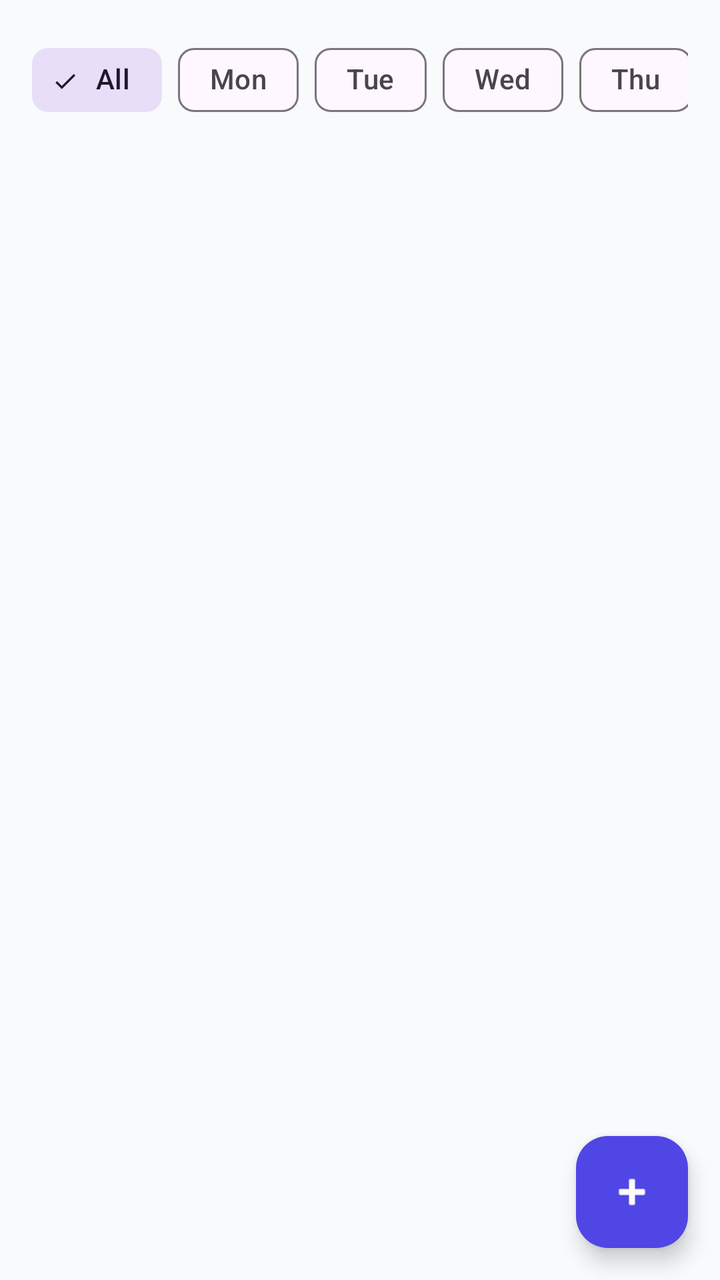
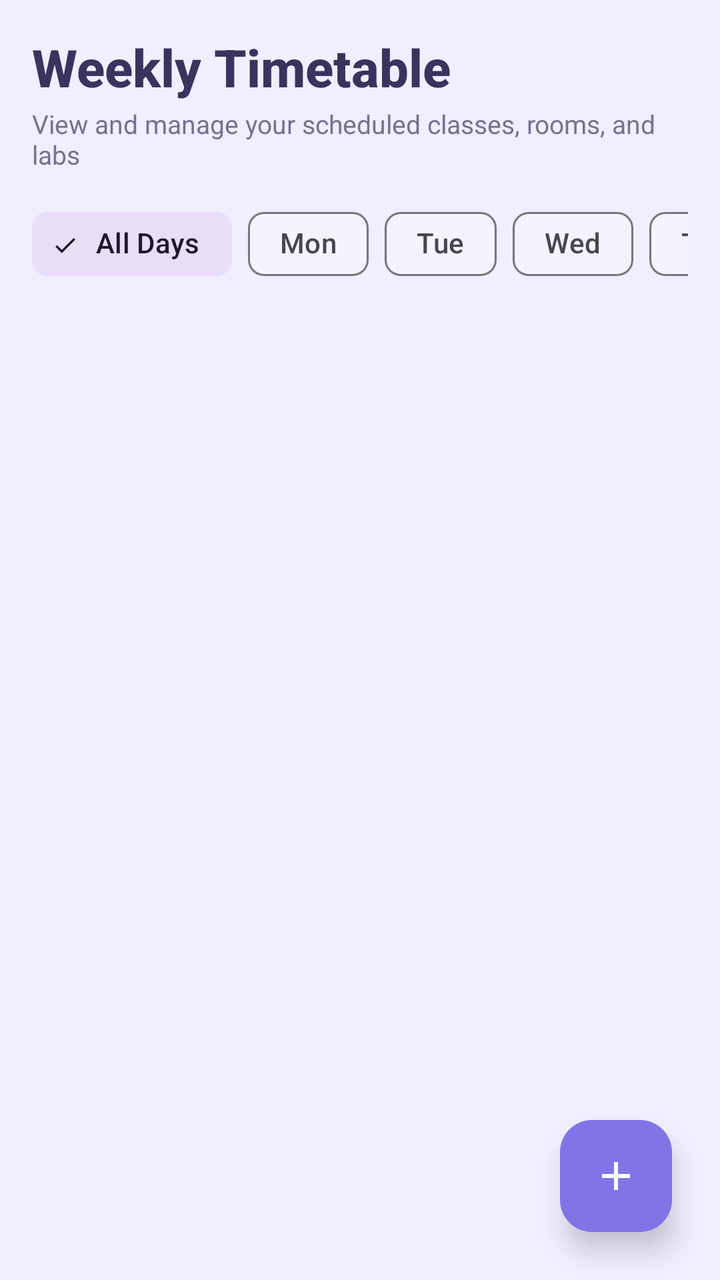

The first picture is an Android layout as it rendered before a commit; the second is the same layout after the commit. The layout source and the unified diff follow.
<!-- AndroidManifest.xml: application theme Theme.AcademiaLife -->
<!-- res/layout/fragment_timetable.xml -->
<?xml version="1.0" encoding="utf-8"?>
<androidx.coordinatorlayout.widget.CoordinatorLayout xmlns:android="http://schemas.android.com/apk/res/android"
    xmlns:app="http://schemas.android.com/apk/res-auto"
    android:layout_width="match_parent"
    android:layout_height="match_parent"
    android:background="@color/slate_50">

    <LinearLayout
        android:layout_width="match_parent"
        android:layout_height="match_parent"
        android:orientation="vertical"
        android:padding="16dp">

        <HorizontalScrollView
            android:layout_width="match_parent"
            android:layout_height="wrap_content"
            android:scrollbars="none">

            <com.google.android.material.chip.ChipGroup
                android:id="@+id/chipGroupDays"
                android:layout_width="wrap_content"
                android:layout_height="wrap_content"
                app:singleSelection="true">

                <com.google.android.material.chip.Chip
                    android:id="@+id/chipAll"
                    style="@style/Widget.Material3.Chip.Filter"
                    android:layout_width="wrap_content"
                    android:layout_height="wrap_content"
                    android:checked="true"
                    android:text="All" />

                <com.google.android.material.chip.Chip
                    android:id="@+id/chipMonday"
                    style="@style/Widget.Material3.Chip.Filter"
                    android:layout_width="wrap_content"
                    android:layout_height="wrap_content"
                    android:text="Mon" />

                <com.google.android.material.chip.Chip
                    android:id="@+id/chipTuesday"
                    style="@style/Widget.Material3.Chip.Filter"
                    android:layout_width="wrap_content"
                    android:layout_height="wrap_content"
                    android:text="Tue" />

                <com.google.android.material.chip.Chip
                    android:id="@+id/chipWednesday"
                    style="@style/Widget.Material3.Chip.Filter"
                    android:layout_width="wrap_content"
                    android:layout_height="wrap_content"
                    android:text="Wed" />

                <com.google.android.material.chip.Chip
                    android:id="@+id/chipThursday"
                    style="@style/Widget.Material3.Chip.Filter"
                    android:layout_width="wrap_content"
                    android:layout_height="wrap_content"
                    android:text="Thu" />

                <com.google.android.material.chip.Chip
                    android:id="@+id/chipFriday"
                    style="@style/Widget.Material3.Chip.Filter"
                    android:layout_width="wrap_content"
                    android:layout_height="wrap_content"
                    android:text="Fri" />

                <com.google.android.material.chip.Chip
                    android:id="@+id/chipSaturday"
                    style="@style/Widget.Material3.Chip.Filter"
                    android:layout_width="wrap_content"
                    android:layout_height="wrap_content"
                    android:text="Sat" />
            </com.google.android.material.chip.ChipGroup>
        </HorizontalScrollView>

        <TextView
            android:id="@+id/tvEmptyTimetable"
            android:layout_width="match_parent"
            android:layout_height="wrap_content"
            android:layout_marginTop="24dp"
            android:gravity="center"
            android:text="No classes registered. Tap + to add a class slot."
            android:textColor="@color/slate_500"
            android:textSize="13sp"
            android:visibility="gone" />

        <androidx.recyclerview.widget.RecyclerView
            android:id="@+id/rvTimetable"
            android:layout_width="match_parent"
            android:layout_height="0dp"
            android:layout_marginTop="8dp"
            android:layout_weight="1" />

    </LinearLayout>

    <com.google.android.material.floatingactionbutton.FloatingActionButton
        android:id="@+id/fabAddClass"
        android:layout_width="wrap_content"
        android:layout_height="wrap_content"
        android:layout_gravity="bottom|end"
        android:layout_margin="16dp"
        android:backgroundTint="@color/brand_primary"
        android:contentDescription="Add Class"
        android:src="@android:drawable/ic_input_add"
        app:tint="@color/white" />

</androidx.coordinatorlayout.widget.CoordinatorLayout>
<!-- resources referenced by this layout -->
<resources>
  <color name="brand_primary">#4F46E5</color>
  <color name="slate_50">#F8FAFC</color>
  <color name="slate_500">#64748B</color>
  <style name="Theme.AcademiaLife" parent="Theme.Material3.DayNight.NoActionBar">
          
          <item name="colorPrimary">@color/brand_primary</item>
          <item name="colorOnPrimary">@color/white</item>
          <item name="colorPrimaryContainer">@color/slate_100</item>
          <item name="colorOnPrimaryContainer">@color/slate_900</item>
          
          <item name="colorSecondary">@color/brand_secondary</item>
          <item name="colorOnSecondary">@color/white</item>
          
          <item name="android:statusBarColor">@color/slate_900</item>
          <item name="android:windowLightStatusBar">false</item>
          <item name="android:windowBackground">@color/slate_50</item>
      </style>
  <color name="slate_100">#F1F5F9</color>
  <color name="slate_900">#0F172A</color>
  <color name="brand_secondary">#06B6D4</color>
  <!-- unchanged entries left out for length: 1 -->
</resources>

<!-- the commit's change to res/layout/fragment_timetable.xml (unified diff, before → after) -->
@@ -3,7 +3,7 @@
     xmlns:app="http://schemas.android.com/apk/res-auto"
     android:layout_width="match_parent"
     android:layout_height="match_parent"
-    android:background="@color/slate_50">
+    android:background="@color/neu_bg">
 
     <LinearLayout
         android:layout_width="match_parent"
@@ -11,6 +11,26 @@
         android:orientation="vertical"
         android:padding="16dp">
 
+        
+        <TextView
+            android:layout_width="wrap_content"
+            android:layout_height="wrap_content"
+            android:text="Weekly Timetable"
+            android:textColor="@color/text_primary"
+            android:textSize="26sp"
+            android:fontFamily="sans-serif-medium"
+            android:textStyle="bold" />
+
+        <TextView
+            android:layout_width="wrap_content"
+            android:layout_height="wrap_content"
+            android:layout_marginTop="2dp"
+            android:layout_marginBottom="12dp"
+            android:text="View and manage your scheduled classes, rooms, and labs"
+            android:textColor="@color/text_secondary"
+            android:textSize="13sp" />
+
+        
         <HorizontalScrollView
             android:layout_width="match_parent"
             android:layout_height="wrap_content"
@@ -28,7 +48,7 @@
                     android:layout_width="wrap_content"
                     android:layout_height="wrap_content"
                     android:checked="true"
-                    android:text="All" />
+                    android:text="All Days" />
 
                 <com.google.android.material.chip.Chip
                     android:id="@+id/chipMonday"
@@ -74,35 +94,64 @@
             </com.google.android.material.chip.ChipGroup>
         </HorizontalScrollView>
 
-        <TextView
-            android:id="@+id/tvEmptyTimetable"
-            android:layout_width="match_parent"
-            android:layout_height="wrap_content"
-            android:layout_marginTop="24dp"
-            android:gravity="center"
-            android:text="No classes registered. Tap + to add a class slot."
-            android:textColor="@color/slate_500"
-            android:textSize="13sp"
-            android:visibility="gone" />
-
         <androidx.recyclerview.widget.RecyclerView
             android:id="@+id/rvTimetable"
             android:layout_width="match_parent"
             android:layout_height="0dp"
-            android:layout_marginTop="8dp"
-            android:layout_weight="1" />
+            android:layout_marginTop="12dp"
+            android:layout_weight="1"
+            android:clipToPadding="false"
+            android:paddingBottom="80dp" />
 
+        
+        <LinearLayout
+            android:id="@+id/layoutEmptyTimetable"
+            android:layout_width="match_parent"
+            android:layout_height="wrap_content"
+            android:layout_marginTop="24dp"
+            android:background="@drawable/bg_neumorphic_card"
+            android:gravity="center"
+            android:orientation="vertical"
+            android:padding="28dp"
+            android:visibility="gone">
+
+            <ImageView
+                android:layout_width="48dp"
+                android:layout_height="48dp"
+                android:src="@drawable/ic_timetable"
+                app:tint="@color/text_muted" />
+
+            <TextView
+                android:layout_width="wrap_content"
+                android:layout_height="wrap_content"
+                android:layout_marginTop="12dp"
+                android:text="No Classes Scheduled"
+                android:textColor="@color/text_primary"
+                android:textSize="16sp"
+                android:textStyle="bold" />
+
+            <TextView
+                android:layout_width="wrap_content"
+                android:layout_height="wrap_content"
+                android:layout_marginTop="4dp"
+                android:gravity="center"
+                android:text="Tap the + button below to add your weekly class timetable."
+                android:textColor="@color/text_secondary"
+                android:textSize="12sp" />
+        </LinearLayout>
     </LinearLayout>
 
+    
     <com.google.android.material.floatingactionbutton.FloatingActionButton
         android:id="@+id/fabAddClass"
         android:layout_width="wrap_content"
         android:layout_height="wrap_content"
         android:layout_gravity="bottom|end"
-        android:layout_margin="16dp"
+        android:layout_margin="24dp"
         android:backgroundTint="@color/brand_primary"
         android:contentDescription="Add Class"
-        android:src="@android:drawable/ic_input_add"
+        android:src="@drawable/ic_add"
+        app:elevation="8dp"
         app:tint="@color/white" />
 
 </androidx.coordinatorlayout.widget.CoordinatorLayout>
<!-- resource entries referenced after the edit -->
@@ -1,25 +1,107 @@
 <!-- resources referenced by this layout -->
 <resources>
-  <color name="brand_primary">#4F46E5</color>
-  <color name="slate_50">#F8FAFC</color>
-  <color name="slate_500">#64748B</color>
+  <color name="brand_primary">#8175E5</color>
+  <color name="neu_bg">#F0EEFF</color>
+  <color name="text_muted">#77718F</color>
+  <color name="text_primary">#39345D</color>
+  <color name="text_secondary">#77718F</color>
+  <!-- drawable bg_neumorphic_card (drawable) -->
+  <?xml version="1.0" encoding="utf-8"?>
+  <layer-list xmlns:android="http://schemas.android.com/apk/res/android">
+      
+      <item
+          android:left="3dp"
+          android:top="3dp">
+          <shape android:shape="rectangle">
+              <corners android:radius="22dp" />
+              <solid android:color="@color/lavender_dark_shadow" />
+          </shape>
+      </item>
+  
+      
+      <item
+          android:right="3dp"
+          android:bottom="3dp">
+          <shape android:shape="rectangle">
+              <corners android:radius="22dp" />
+              <solid android:color="@color/lavender_light_shadow" />
+          </shape>
+      </item>
+  
+      
+      <item
+          android:left="1.5dp"
+          android:top="1.5dp"
+          android:right="1.5dp"
+          android:bottom="1.5dp">
+          <shape android:shape="rectangle">
+              <corners android:radius="22dp" />
+              <solid android:color="@color/lavender_card" />
+              <stroke
+                  android:width="1dp"
+                  android:color="@color/lavender_light_shadow" />
+          </shape>
+      </item>
+  </layer-list>
+  <!-- drawable ic_add (drawable) -->
+  <vector xmlns:android="http://schemas.android.com/apk/res/android"
+      android:width="24dp"
+      android:height="24dp"
+      android:viewportWidth="24"
+      android:viewportHeight="24">
+    <path
+        android:fillColor="@color/white"
+        android:pathData="M19,13h-6v6h-2v-6H5v-2h6V5h2v6h6v2z"/>
+  </vector>
+  <!-- drawable ic_timetable (drawable) -->
+  <vector xmlns:android="http://schemas.android.com/apk/res/android"
+      android:width="24dp"
+      android:height="24dp"
+      android:viewportWidth="24"
+      android:viewportHeight="24">
+    <path
+        android:fillColor="@color/brand_primary"
+        android:pathData="M19,3h-1V1h-2v2H8V1H6v2H5c-1.11,0 -1.99,0.9 -1.99,2L3,19c0,1.1 0.89,2 2,2h14c1.1,0 2,-0.9 2,-2V5c0,-1.1 -0.9,-2 -2,-2zm0,16H5V8h14v11zM7,10h5v5H7z"/>
+  </vector>
   <style name="Theme.AcademiaLife" parent="Theme.Material3.DayNight.NoActionBar">
           
-          <item name="colorPrimary">@color/brand_primary</item>
+          <item name="colorPrimary">@color/lavender_primary</item>
           <item name="colorOnPrimary">@color/white</item>
-          <item name="colorPrimaryContainer">@color/slate_100</item>
-          <item name="colorOnPrimaryContainer">@color/slate_900</item>
+          <item name="colorPrimaryContainer">@color/lavender_surface</item>
+          <item name="colorOnPrimaryContainer">@color/lavender_deep</item>
           
-          <item name="colorSecondary">@color/brand_secondary</item>
+          
+          <item name="colorSecondary">@color/lavender_deep</item>
           <item name="colorOnSecondary">@color/white</item>
           
-          <item name="android:statusBarColor">@color/slate_900</item>
-          <item name="android:windowLightStatusBar">false</item>
-          <item name="android:windowBackground">@color/slate_50</item>
+          
+          <item name="android:windowBackground">@color/lavender_bg</item>
+          <item name="colorSurface">@color/lavender_card</item>
+          <item name="colorOnSurface">@color/text_primary</item>
+  
+          
+          <item name="android:statusBarColor">@color/lavender_bg</item>
+          <item name="android:windowLightStatusBar">true</item>
+          <item name="android:navigationBarColor">@color/lavender_bg</item>
+          <item name="android:windowLightNavigationBar" tools:targetApi="o_mr1">true</item>
+  
+          
+          <item name="materialAlertDialogTheme">@style/ThemeOverlay.AcademiaLife.MaterialAlertDialog</item>
       </style>
-  <color name="slate_100">#F1F5F9</color>
-  <color name="slate_900">#0F172A</color>
-  <color name="brand_secondary">#06B6D4</color>
+  <color name="lavender_dark_shadow">#D2CDE8</color>
+  <color name="lavender_light_shadow">#FFFFFF</color>
+  <color name="lavender_card">#F5F3FF</color>
+  <color name="lavender_primary">#8175E5</color>
+  <color name="lavender_surface">#E8E4FA</color>
+  <color name="lavender_deep">#6257C9</color>
+  <color name="lavender_bg">#F0EEFF</color>
+  <style name="ThemeOverlay.AcademiaLife.MaterialAlertDialog" parent="ThemeOverlay.Material3.MaterialAlertDialog">
+          <item name="shapeAppearanceOverlay">@style/ShapeAppearance.AcademiaLife.Dialog</item>
+          <item name="colorSurface">@color/lavender_card</item>
+      </style>
+  <style name="ShapeAppearance.AcademiaLife.Dialog" parent="">
+          <item name="cornerSize">22dp</item>
+      </style>
   <!-- unchanged entries left out for length: 1 -->
 </resources>
 
